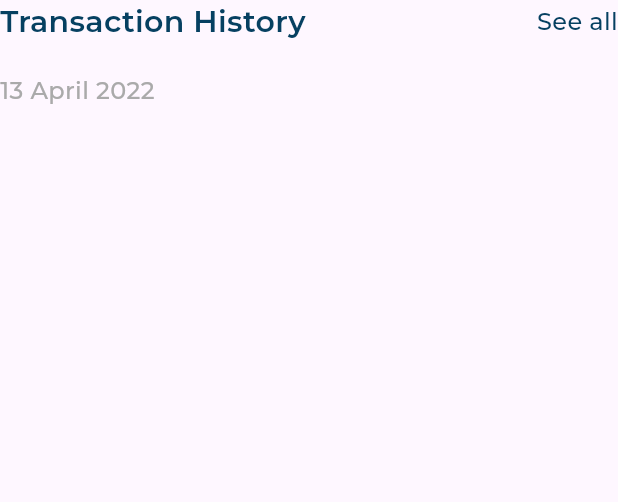
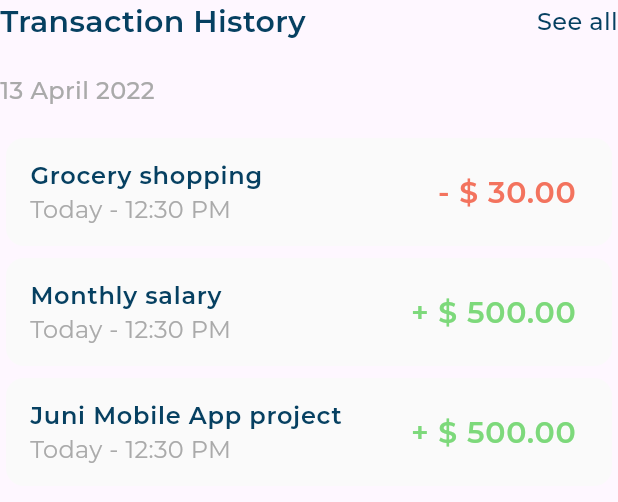
Before and after one commit to wael-saif23/responsive_dashboard, a Flutter app: the TransactionSection widget shown alone on an empty page, opened directly, on a phone screen of 412 x 824 dp. Shown: the top 502 px of the screen. Run offline on Flutter 3.47's test engine with Material 3 defaults, Android fonts, the phone set to English and light mode, and no system bars; our stand-ins replace expandable_page_view, flutter_svg; project files that could hold a hidden picture were left out.

Commit message:
displays a list of transaction items. It is imported in the TransactionSection widget to display the transaction history.

```diff
--- a/lib/views/widgets/transaction_section.dart
+++ b/lib/views/widgets/transaction_section.dart
@@ -1,6 +1,7 @@
 import 'package:flutter/material.dart';
 import 'package:responsive_dashboard/utils/app_styles.dart';
 import 'package:responsive_dashboard/views/widgets/transaction_history_header.dart';
+import 'package:responsive_dashboard/views/widgets/transection_history_list_view.dart';
 
 class TransactionSection extends StatelessWidget {
   const TransactionSection({super.key});
@@ -18,6 +19,7 @@ class TransactionSection extends StatelessWidget {
               AppStyles.styleMedium16.copyWith(color: const Color(0xffAAAAAA)),
         ),
         const SizedBox(height: 16),
+        const TransectionHistoryListView()
       ],
     );
   }
--- /dev/null
+++ b/lib/views/widgets/transection_history_list_view.dart
@@ -0,0 +1,36 @@
+import 'package:flutter/material.dart';
+import 'package:responsive_dashboard/models/transection_model.dart';
+import 'package:responsive_dashboard/views/widgets/transection_item.dart';
+
+class TransectionHistoryListView extends StatelessWidget {
+  const TransectionHistoryListView({super.key});
+  static const List<TransectionModel> transectionItems = [
+    TransectionModel(
+        title: 'Grocery shopping',
+        date: 'Today - 12:30 PM',
+        amount: '- \$ 30.00',
+        isWithDrawal: true),
+    TransectionModel(
+        title: 'Monthly salary',
+        date: 'Today - 12:30 PM',
+        amount: '+ \$ 500.00',
+        isWithDrawal: false),
+    TransectionModel(
+        title: 'Juni Mobile App project',
+        date: 'Today - 12:30 PM',
+        amount: '+ \$ 500.00',
+        isWithDrawal: false),
+  ];
+  @override
+  Widget build(BuildContext context) {
+    return ListView.builder(
+      shrinkWrap: true,
+      itemCount: transectionItems.length,
+      itemBuilder: (BuildContext context, int index) {
+        return TransectionItem(
+          transectionModel: transectionItems[index],
+        );
+      },
+    );
+  }
+}
```
